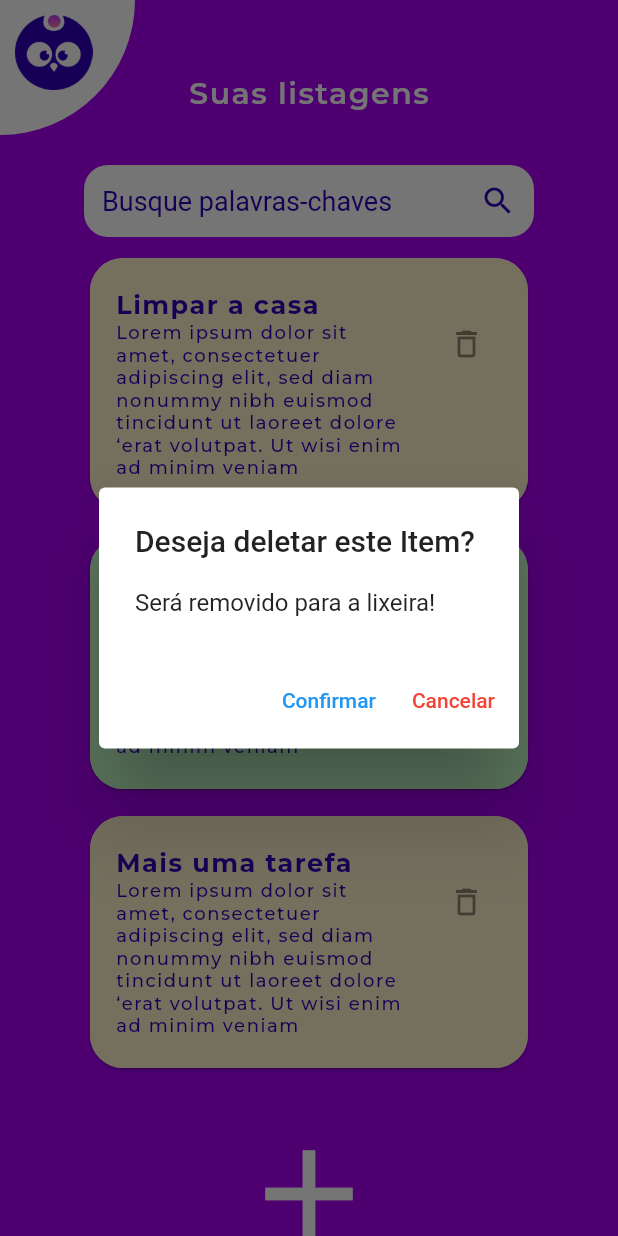
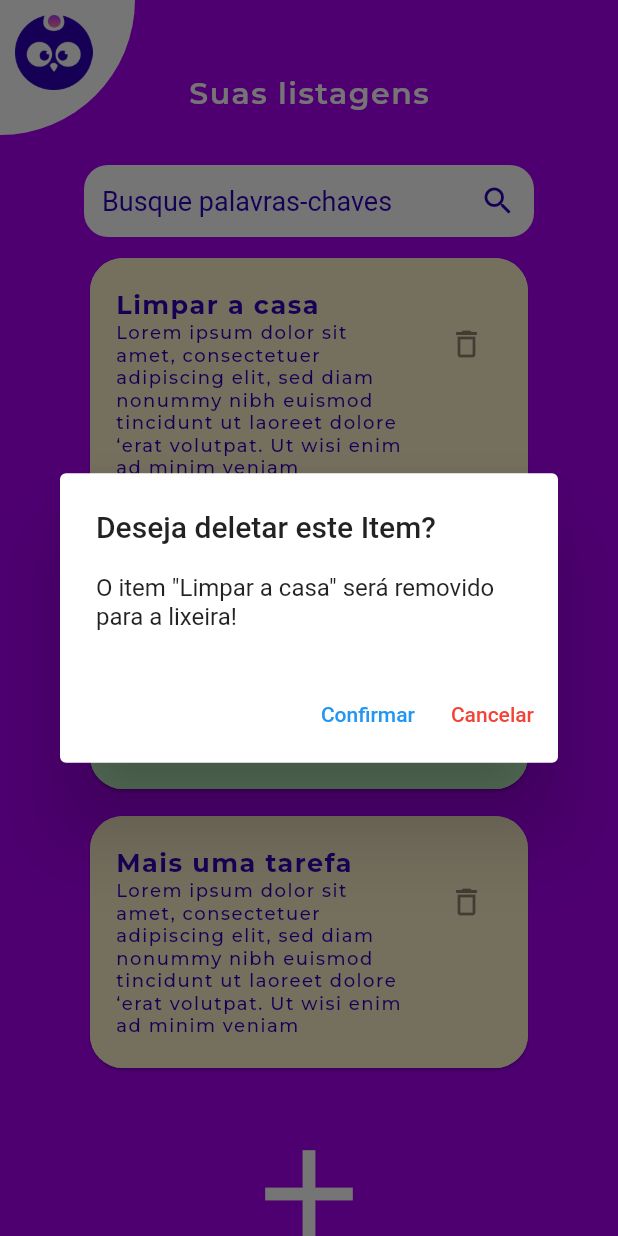
Before and after one commit to gvbrielcosta/listatodo_lovepeople, a Flutter app: the screen it shows after launch, after a tap on the "delete outline" icon, on a phone screen of 412 x 824 dp. Run offline on Flutter 3.47's test engine with Material 2 defaults, Android fonts, the phone set to English and light mode, and no system bars; our stand-ins replace google_fonts; Roboto replaces fonts that are missing (Tahoma).

Commit message:
implementacao classe removertarefa controller

```diff
--- a/lib/pages/removertarefa/RemoverTarefa_page.dart
+++ b/lib/pages/removertarefa/RemoverTarefa_controller.dart
@@ -2,8 +2,11 @@ import 'package:flutter/material.dart';
 
 class RemoverTarefa extends StatefulWidget {
   final VoidCallback onRemover;
+  final String ConfirmRemover;
 
-  const RemoverTarefa({Key? key, required this.onRemover}) : super(key: key);
+  const RemoverTarefa(
+      {Key? key, required this.onRemover, required this.ConfirmRemover})
+      : super(key: key);
 
   @override
   State<RemoverTarefa> createState() => _RemoverTarefaState();
@@ -20,7 +23,8 @@ class _RemoverTarefaState extends State<RemoverTarefa> {
           builder: (BuildContext context) {
             return AlertDialog(
               title: Text('Deseja deletar este Item?'),
-              content: Text('Será removido para a lixeira!'),
+              content: Text(
+                  'O item "${widget.ConfirmRemover}" será removido para a lixeira!'),
               actions: [
                 TextButton(
                   onPressed: () {
--- a/lib/pages/todo/todo_page.dart
+++ b/lib/pages/todo/todo_page.dart
@@ -1,6 +1,6 @@
 import 'package:flutter/material.dart';
 import 'package:google_fonts/google_fonts.dart';
-import 'package:listatodo_lovepeople/pages/removertarefa/RemoverTarefa_page.dart';
+import 'package:listatodo_lovepeople/pages/removertarefa/RemoverTarefa_controller.dart';
 
 class TodoPage extends StatefulWidget {
   const TodoPage({Key? key}) : super(key: key);
@@ -110,6 +110,7 @@ class _TodoPageState extends State<TodoPage> {
                               : const Color.fromRGBO(199, 255, 203, 100),
                           trailing: RemoverTarefa(
                             onRemover: () => removerTarefa(i),
+                            ConfirmRemover: tarefas[i],
                           ),
                           title: Text(
                             tarefas[i],
```
